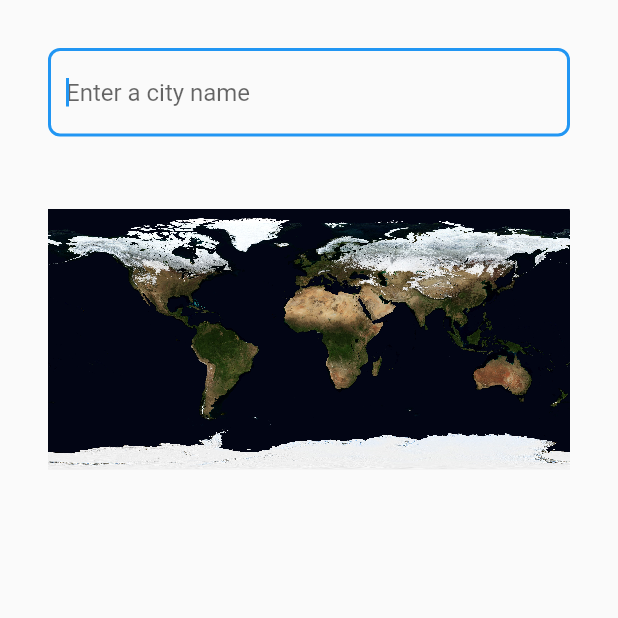
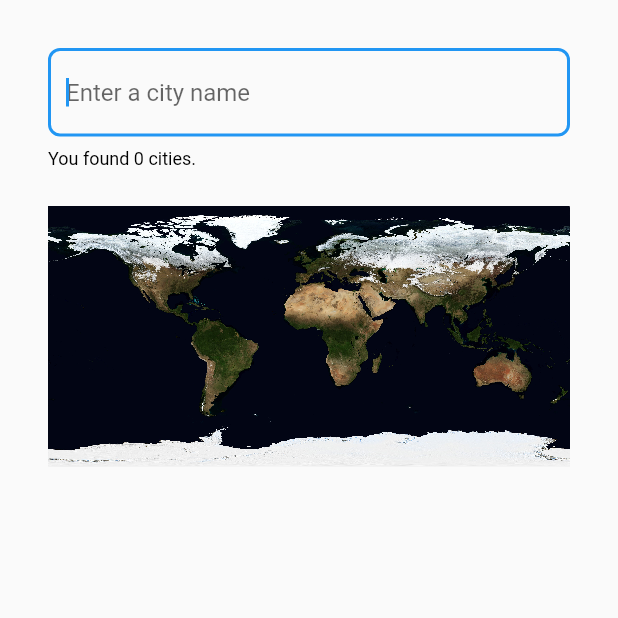
Before and after one commit to octogradiste/geo_master_class, a Flutter app: the screen it shows after launch, on a phone screen of 412 x 824 dp, the top half of it. Run offline on Flutter 3.47's test engine with Material 2 defaults, Android fonts, the phone set to English and light mode, and no system bars; our stand-ins replace csv.

Commit message:
Displaying the number of cities found

```diff
--- a/lib/geo_master_class.dart
+++ b/lib/geo_master_class.dart
@@ -1,5 +1,6 @@
 import 'package:flutter/material.dart';
 import 'package:flutter/services.dart';
+import 'package:intl/intl.dart';
 import 'dart:ui' as ui;
 
 import 'cities.dart';
@@ -31,6 +32,7 @@ class _GeoMasterClassState extends State<GeoMasterClass> {
       body: Padding(
         padding: const EdgeInsets.all(32.0),
         child: Column(
+          crossAxisAlignment: CrossAxisAlignment.start,
           children: [
             TextField(
               controller: controller,
@@ -52,7 +54,12 @@ class _GeoMasterClassState extends State<GeoMasterClass> {
                 }
               },
             ),
-            const SizedBox(height: 48),
+            const SizedBox(height: 8),
+            Text(
+              'You found ${cities.length} ${Intl.plural(cities.length, one: 'city', other: 'cities')}.',
+              style: Theme.of(context).textTheme.labelMedium,
+            ),
+            const SizedBox(height: 24),
             Center(
               child: FutureBuilder<ui.Image>(
                 future: loadImage(),
```
